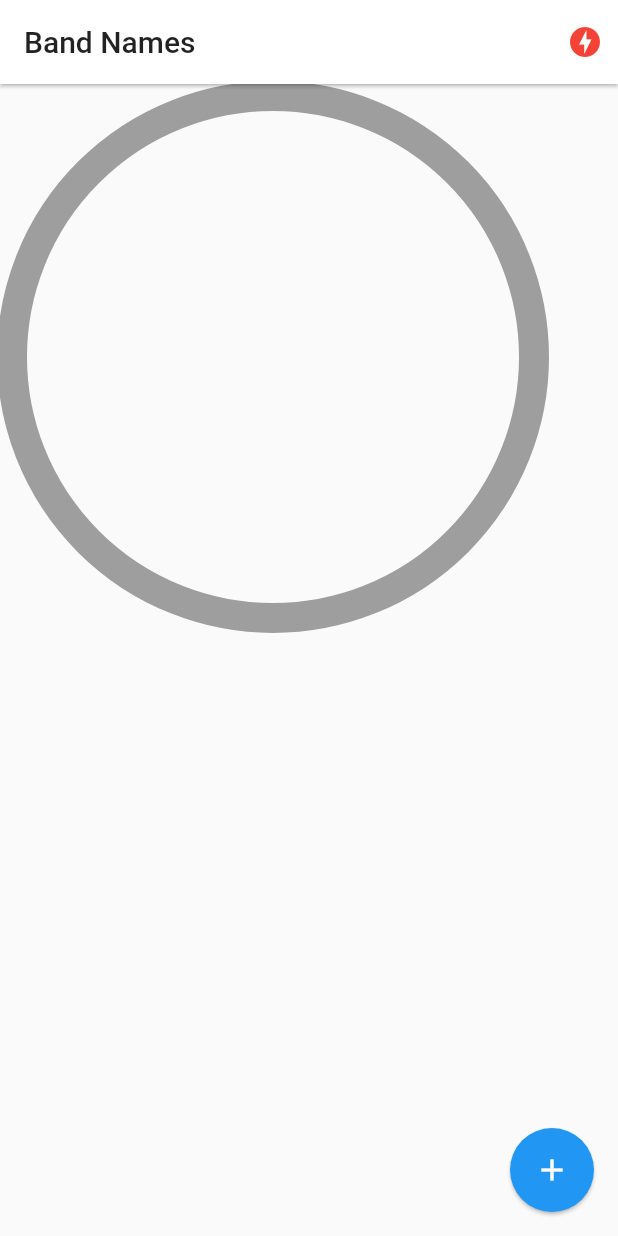
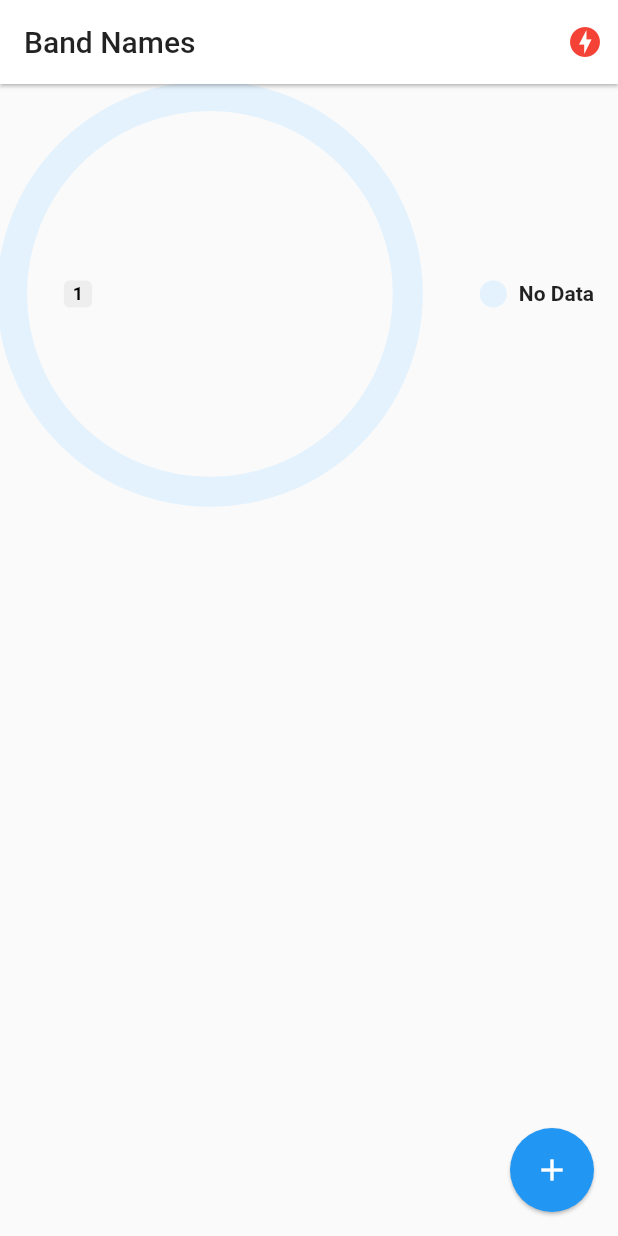
Before and after one commit to danireysan/band_names, a Flutter app: the screen it shows after launch, on a phone screen of 412 x 824 dp. Run offline on Flutter 3.47's test engine with Material 2 defaults, Android fonts, the phone set to English and light mode, and no system bars; drawn by our look-alikes of pie_chart; our stand-ins replace socket_io_client; network calls fail.

Commit message:
error handling

```diff
--- a/lib/pages/home.dart
+++ b/lib/pages/home.dart
@@ -104,7 +104,7 @@ class _HomePageState extends State<HomePage> {
 
     return PieChart(
       chartType: ChartType.ring,
-      dataMap: dataMap,
+      dataMap: dataMap.isEmpty ? {'No Data': 1.0} : dataMap,
       colorList: colorList,
       chartValuesOptions: const ChartValuesOptions(
         decimalPlaces: 0,
```
